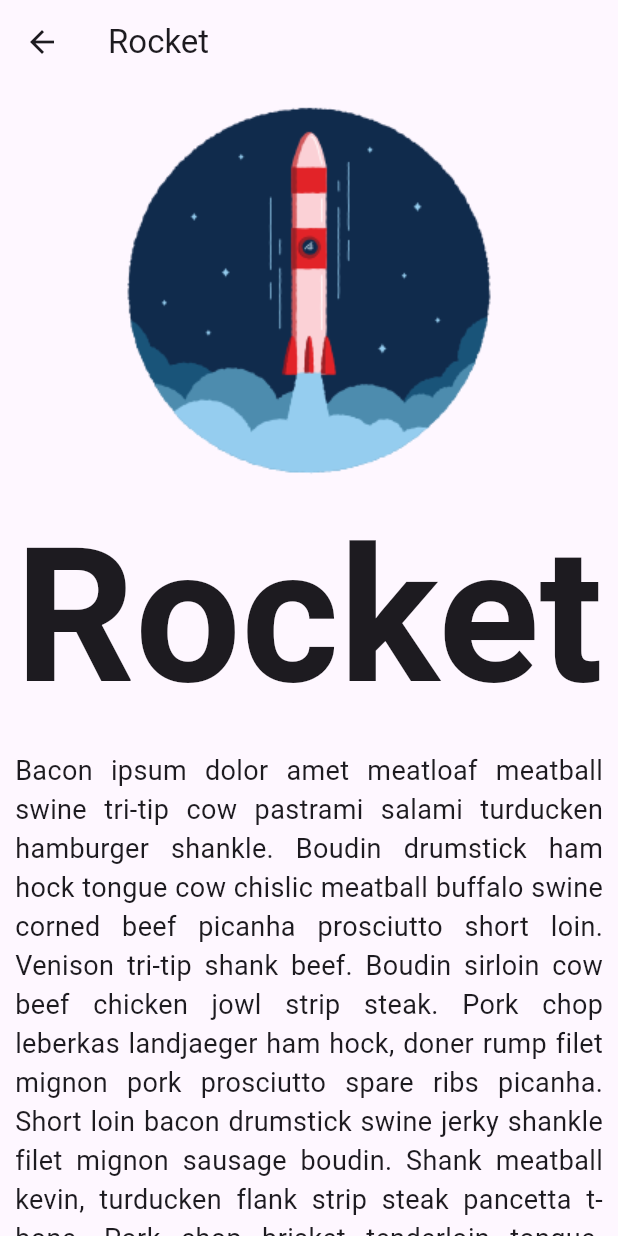
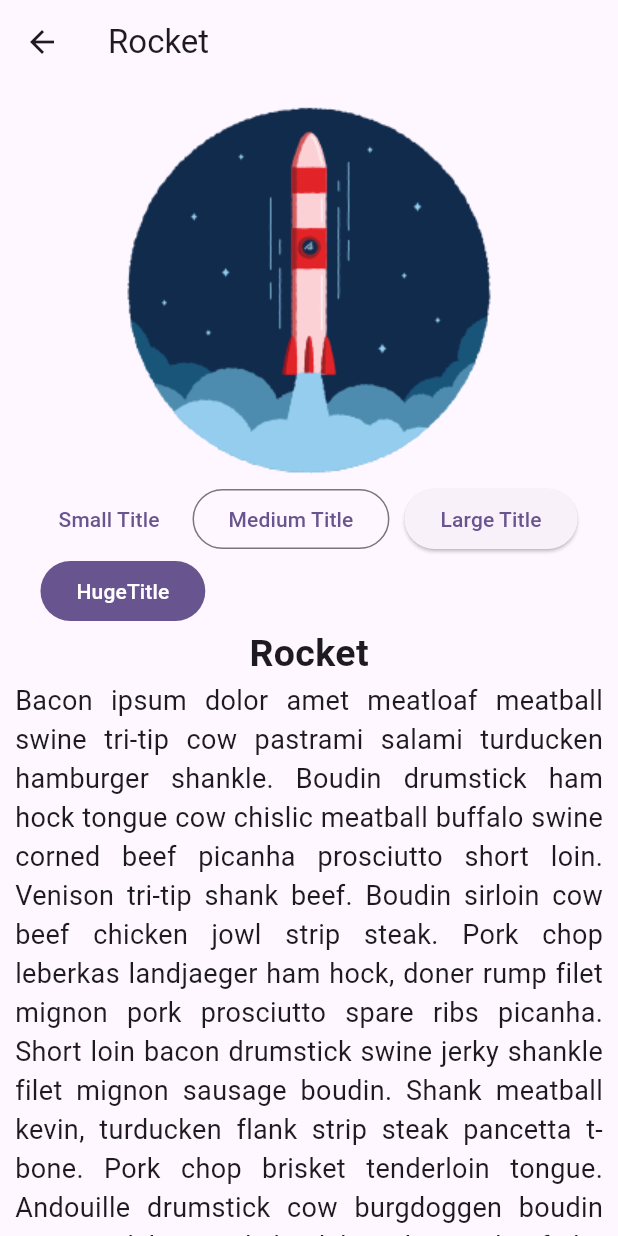
Before and after one commit to BacelarVitor/flutterCrashCourse, a Flutter app: the screen it shows after launch, after a tap on "Rocket", on a phone screen of 412 x 824 dp. Run offline on Flutter 3.47's test engine with Material 2 defaults, Android fonts, the phone set to English and light mode, and no system bars.

Commit message:
add button

```diff
--- a/lib/pages/description_page.dart
+++ b/lib/pages/description_page.dart
@@ -2,26 +2,57 @@ import 'package:flutter/material.dart';
 import 'package:flutter_youtube/class/item_class.dart';
 import 'package:flutter_youtube/core/constants.dart';
 
-class DescriptionPage extends StatelessWidget {
+class DescriptionPage extends StatefulWidget {
   const DescriptionPage({super.key, required this.item});
   final ItemClass item;
+
+  @override
+  State<DescriptionPage> createState() => _DescriptionPageState();
+}
+
+class _DescriptionPageState extends State<DescriptionPage> {
+  double titleFontSize = 25;
+
   @override
   Widget build(BuildContext context) {
     return Scaffold(
       appBar: AppBar(
-        title: Text(item.title),
+        title: Text(widget.item.title),
       ),
       body: SingleChildScrollView(
         child: Padding(
           padding: const EdgeInsets.all(kDouble10),
           child: Column(
             children: [
-              Image.asset(item.imagePath),
+              Image.asset(widget.item.imagePath),
+              Wrap(
+                spacing: kDouble10,
+                children: [
+                  TextButton(
+                    onPressed: () => setState(() => titleFontSize = 25),
+                    child: const Text('Small Title'),
+                  ),
+                  OutlinedButton(
+                    onPressed: () => setState(() => titleFontSize = 50),
+                    child: const Text('Medium Title'),
+                  ),
+                  ElevatedButton(
+                    onPressed: () => setState(() => titleFontSize = 100),
+                    child: const Text('Large Title'),
+                  ),
+                  FilledButton(
+                    onPressed: () => setState(() => titleFontSize = 200),
+                    child: const Text('HugeTitle'),
+                  ),
+                ],
+              ),
               FittedBox(
                 child: Text(
-                  item.title,
-                  style: const TextStyle(
-                      fontSize: 200, fontWeight: FontWeight.bold),
+                  widget.item.title,
+                  style: TextStyle(
+                    fontSize: titleFontSize,
+                    fontWeight: FontWeight.bold,
+                  ),
                 ),
               ),
               const Text(
```
